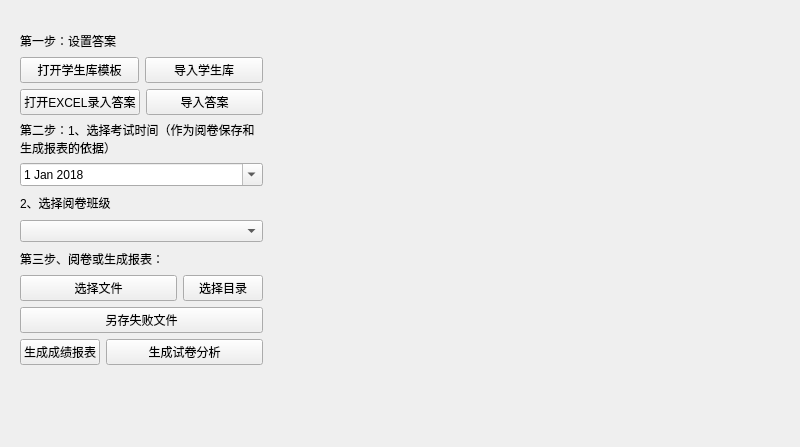
r53127/MyScan, file ScanMainWindow.ui: the form before one commit.
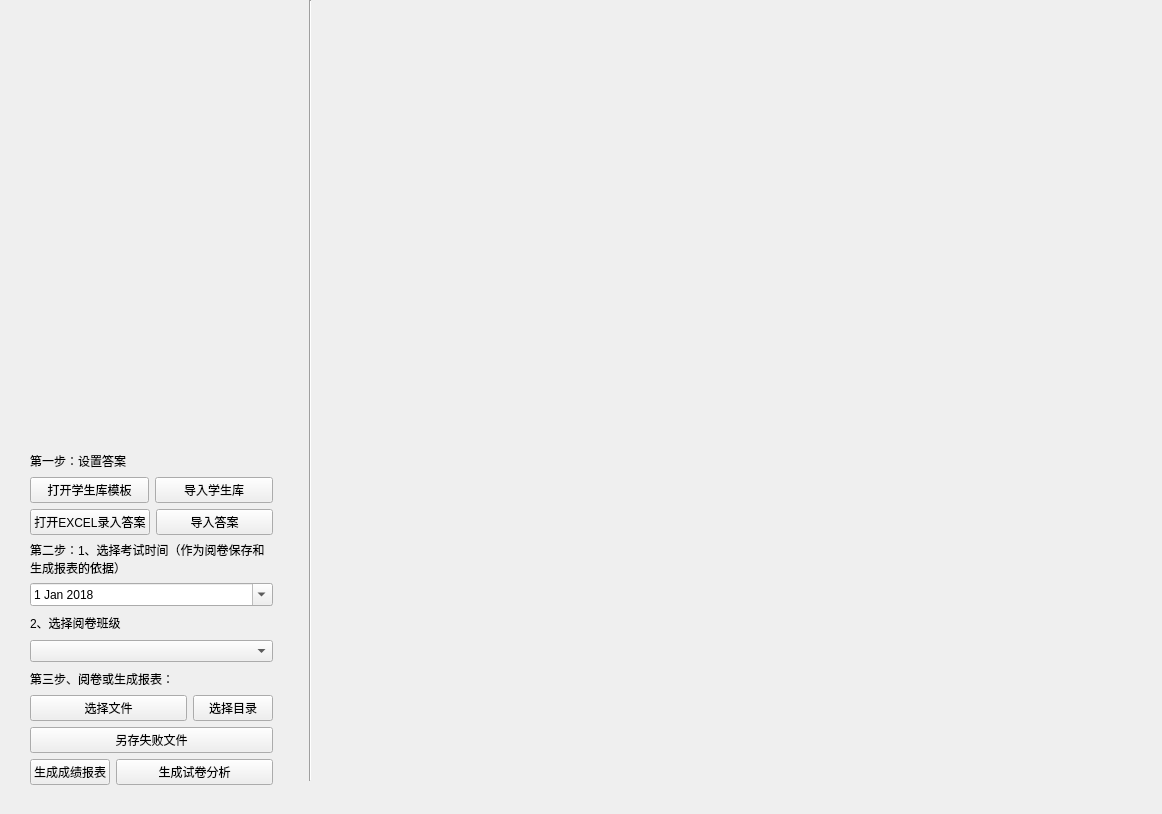
The form after the commit.

Patch:
```diff
--- a/ScanMainWindow.ui
+++ b/ScanMainWindow.ui
@@ -6,8 +6,8 @@
    <rect>
     <x>0</x>
     <y>0</y>
-    <width>800</width>
-    <height>447</height>
+    <width>1162</width>
+    <height>814</height>
    </rect>
   </property>
   <property name="windowTitle">
@@ -30,8 +30,8 @@
    <widget class="QWidget" name="layoutWidget">
     <property name="geometry">
      <rect>
-      <x>20</x>
-      <y>30</y>
+      <x>30</x>
+      <y>450</y>
       <width>243</width>
       <height>335</height>
      </rect>
@@ -215,6 +215,25 @@
      </item>
     </layout>
    </widget>
+   <widget class="Line" name="line">
+    <property name="geometry">
+     <rect>
+      <x>300</x>
+      <y>0</y>
+      <width>20</width>
+      <height>781</height>
+     </rect>
+    </property>
+    <property name="sizePolicy">
+     <sizepolicy hsizetype="Maximum" vsizetype="Maximum">
+      <horstretch>0</horstretch>
+      <verstretch>0</verstretch>
+     </sizepolicy>
+    </property>
+    <property name="orientation">
+     <enum>Qt::Vertical</enum>
+    </property>
+   </widget>
    <zorder>layoutWidget</zorder>
    <zorder>label_4</zorder>
   </widget>
```
Left out of the diff: 1 changed line with no effect on the pictures.
